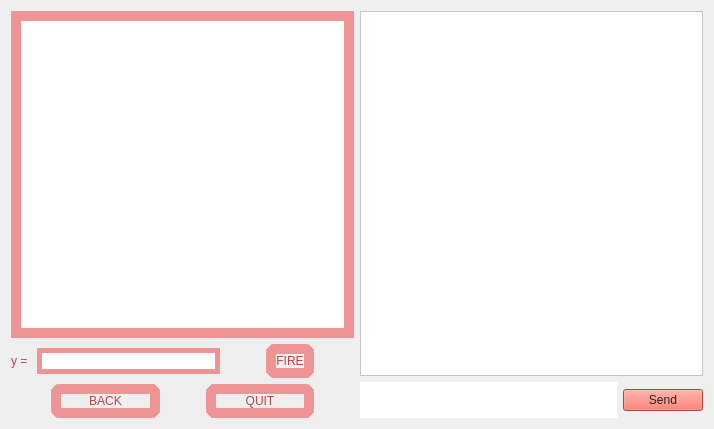
Qt form MATFWars/wargame.ui (Divljo31/MATFWars) before a commit.
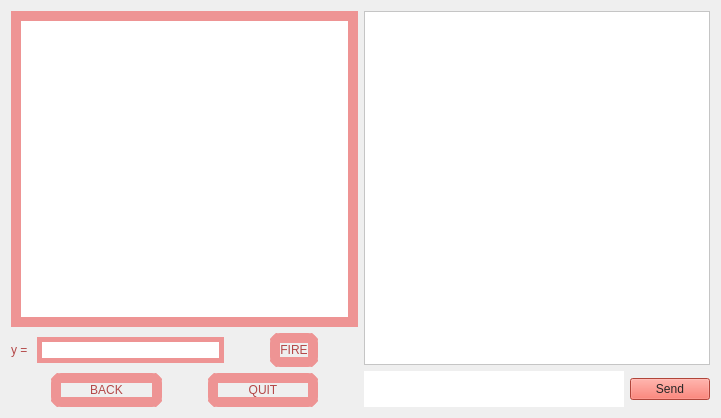
The same form after that commit. Icons and pictures are not drawn.

What changed in the file:
```diff
--- a/MATFWars/wargame.ui
+++ b/MATFWars/wargame.ui
@@ -6,8 +6,8 @@
    <rect>
     <x>0</x>
     <y>0</y>
-    <width>714</width>
-    <height>429</height>
+    <width>721</width>
+    <height>418</height>
    </rect>
   </property>
   <property name="windowTitle">
```
Left out of the diff: 6 changed lines with no effect on the pictures.
